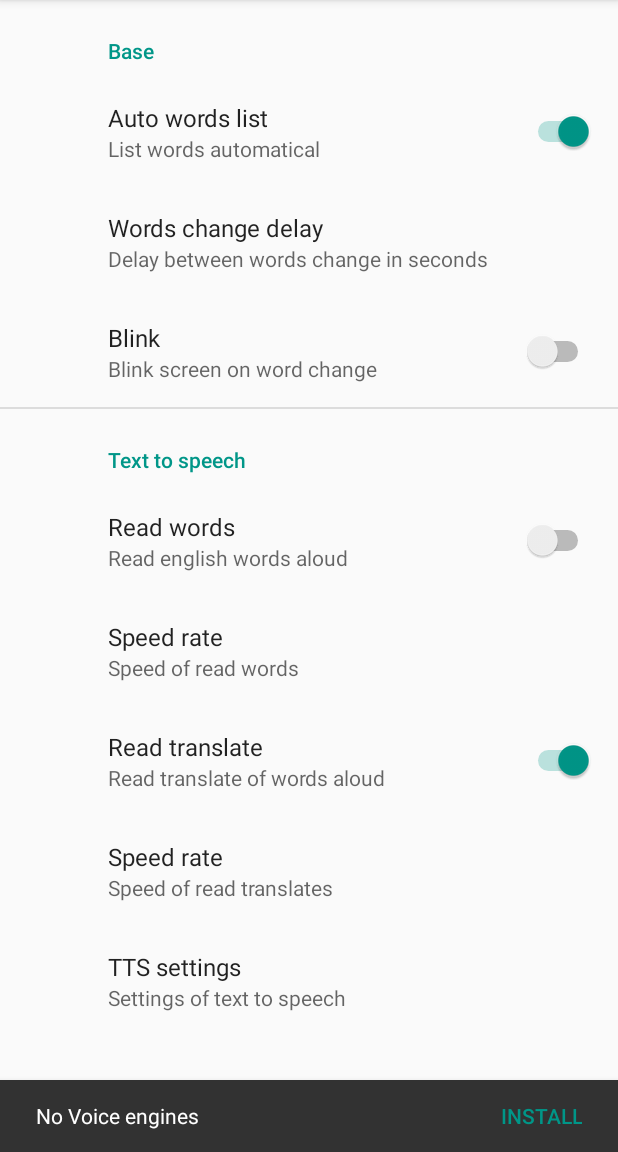
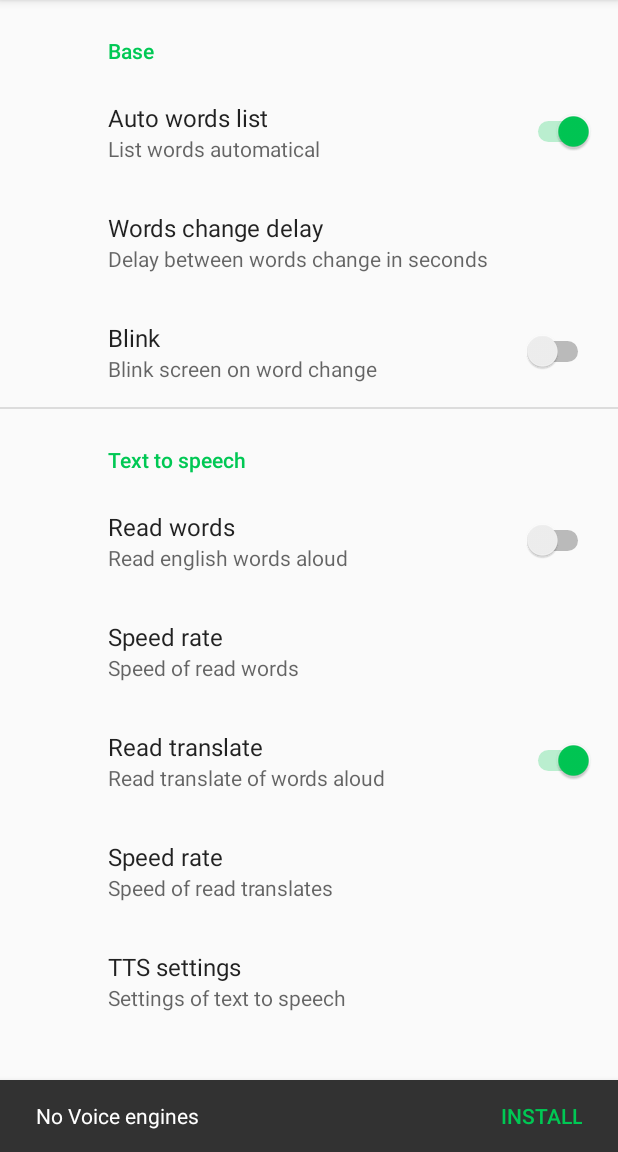
Before and after one commit to tepikin/LearnWordsAndroid, an Android app: the screen it shows after launch (MainActivity), in the side drawer, after a tap on "Settings", on a phone screen of 412 x 824 dp, the part 84-1236 px from its top. Run offline under Robolectric (Android 15) with nearby library versions, the phone set to English and light mode, and no system bars; our stand-ins replace androidx.preference.

Commit message:
colors changed

```diff
--- a/app/src/main/res/values/colors.xml
+++ b/app/src/main/res/values/colors.xml
@@ -2,13 +2,13 @@
 <resources>
     <color name="colorPrimary">#3F51B5</color>
     <color name="colorPrimaryDark">#303F9F</color>
-    <color name="colorAccent">#009688</color>
+    <color name="colorAccent">#00C854</color>
 
     <color name="colorPrimaryText">#212121</color>
     <color name="colorSecondaryText">#727272</color>
     <color name="colorDivider">#B6B6B6</color>
     <color name="colorRed">#ff0030</color>
-    <color name="colorGreen">#00E52A</color>
+    <color name="colorGreen">#00D827</color>
 
     <color name="black_overlay">#66000000</color>
 </resources>
```
